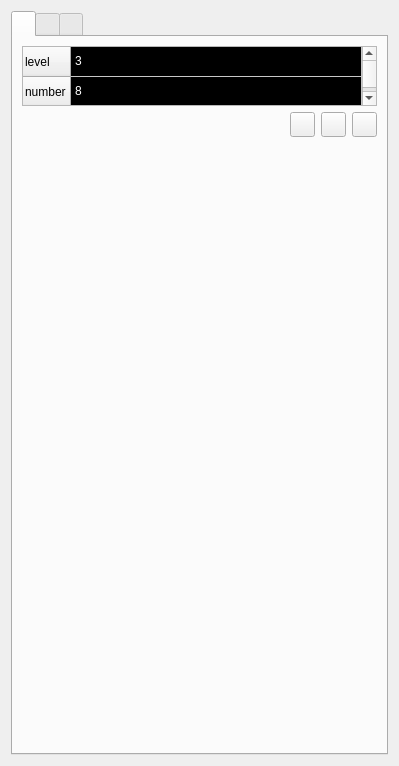
First picture: the form in starter/FENGSim/Transport/TransportDockWidget.ui, repository OpenDigitalTwin-Dev/FENGSim, before the edit.
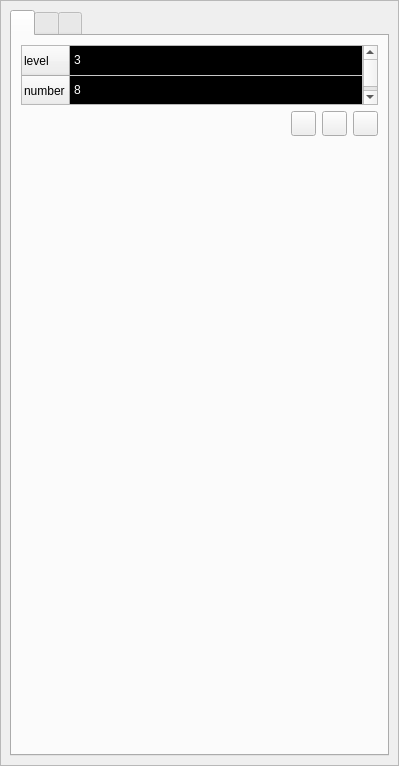
Second picture: the form after the edit. Icons and pictures are not drawn.

Diff of the .ui file:
```diff
--- a/starter/FENGSim/Transport/TransportDockWidget.ui
+++ b/starter/FENGSim/Transport/TransportDockWidget.ui
@@ -14,6 +14,27 @@
    <string>Form</string>
   </property>
   <layout class="QVBoxLayout" name="verticalLayout">
+   <property name="leftMargin">
+    <number>0</number>
+   </property>
+   <property name="topMargin">
+    <number>0</number>
+   </property>
+   <property name="rightMargin">
+    <number>0</number>
+   </property>
+   <property name="bottomMargin">
+    <number>0</number>
+   </property>
+   <item>
+    <widget class="QFrame" name="frame">
+     <property name="frameShape">
+      <enum>QFrame::StyledPanel</enum>
+     </property>
+     <property name="frameShadow">
+      <enum>QFrame::Raised</enum>
+     </property>
+     <layout class="QVBoxLayout" name="verticalLayout_6">
    <item>
     <widget class="QTabWidget" name="tabWidget">
      <property name="currentIndex">
@@ -1012,6 +1033,9 @@
    </item>
   </layout>
  </widget>
+   </item>
+  </layout>
+ </widget>
  <resources>
   <include location="../FEMWindow.qrc"/>
   <include location="../AMWindow.qrc"/>
```
Left out of the diff: 2 changed lines with no effect on the pictures. Lines whose indentation alone changed are shown as unchanged.
